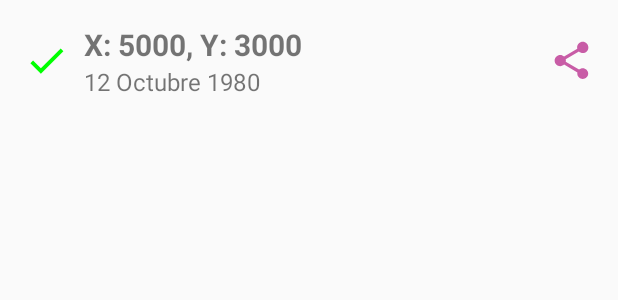
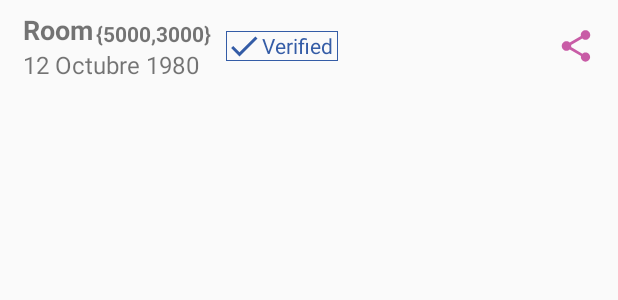
Before and after one commit to trustingiot/mira, an Android app: the layout item_transation.xml on its own in the app's theme, with its tools: preview values and no code run, on a phone screen of 412 x 824 dp. Shown: the top 300 px of the screen. Run offline under Robolectric (Android 15) with nearby library versions, the phone set to English and light mode, and no system bars; Roboto replaces fonts that are not available here.

Commit message:
Redesigned transaction layout
Signed-off-by: Francisco Javier Estrella Liébana <estrella@ujaen.es>

```diff
--- a/com.wordpress.trusted827.mira/app/src/main/java/com/wordpress/trusted827/mira/activity/RelativeDetailActivity.java
+++ b/com.wordpress.trusted827.mira/app/src/main/java/com/wordpress/trusted827/mira/activity/RelativeDetailActivity.java
@@ -36,7 +36,7 @@ public class RelativeDetailActivity extends AppCompatActivity {
         setContentView(R.layout.activity_relative_detail);
         this.mRvTransactions = ((RecyclerView) findViewById(R.id.rvHistory));
         Relative relative = (Relative) getIntent().getExtras().getSerializable("EXTRA_RELATIVE");
-        getSupportActionBar().setTitle(relative.getName());
+        getSupportActionBar().setTitle(relative.getName().substring(0,1).toUpperCase() + relative.getName().substring(1) + "'s locations");
         LoadingDialog.startLoading(getSupportFragmentManager());
         new GetTransactionsUseCase(new TransactionDB(MIRASQLiteOpenHelper.getInstance(this), new TransactionDBMapper())).getDeviceTransactions(relative.getMac(), relative.getPassword(), new Callback<ArrayList<Transaction>>() {
             @Override
@@ -61,7 +61,7 @@ public class RelativeDetailActivity extends AppCompatActivity {
                                 }).show();
                             }
 
-                            public void onTransationClick(Transaction transaction) {
+                            public void onVerifiedTransationClick(Transaction transaction) {
                                 Intent intent = new Intent("android.intent.action.VIEW", Uri.parse(TRANSACTIONS_EXPLORER + transaction.getTransaction()));
                                 startActivity(intent);
                             }
--- a/com.wordpress.trusted827.mira/app/src/main/java/com/wordpress/trusted827/mira/activity/SharedLocationsActivity.java
+++ b/com.wordpress.trusted827.mira/app/src/main/java/com/wordpress/trusted827/mira/activity/SharedLocationsActivity.java
@@ -70,7 +70,7 @@ public class SharedLocationsActivity
                         }).show();
                     }
 
-                    public void onTransationClick(Transaction transaction)
+                    public void onVerifiedTransationClick(Transaction transaction)
                     {
                         Intent intent = new Intent("android.intent.action.VIEW", Uri.parse(TRANSACTIONS_EXPLORER + transaction.getTransaction()));
                         startActivity(intent);
--- a/com.wordpress.trusted827.mira/app/src/main/java/com/wordpress/trusted827/mira/db/TransactionDB.java
+++ b/com.wordpress.trusted827.mira/app/src/main/java/com/wordpress/trusted827/mira/db/TransactionDB.java
@@ -20,7 +20,7 @@ public class TransactionDB extends BaseEntityDB
 
     public static String getCreateTableSentence()
     {
-        return "CREATE TABLE transactions (id INTEGER PRIMARY KEY AUTOINCREMENT, device TEXT, name TEXT, key TEXT, timestamp INTEGER, x INTEGER, y INTEGER);";
+        return "CREATE TABLE transactions (id INTEGER PRIMARY KEY AUTOINCREMENT, device TEXT, name TEXT, key TEXT, installation TEXT, timestamp INTEGER, x INTEGER, y INTEGER);";
     }
 
     private long saveNew(Transaction paramTransaction)
@@ -31,6 +31,7 @@ public class TransactionDB extends BaseEntityDB
         localContentValues.put("name", paramTransaction.getTransaction());
         localContentValues.put("key", paramTransaction.getKey());
         localContentValues.put("timestamp", paramTransaction.getTimestamp());
+        localContentValues.put("installation", paramTransaction.getInstallation());
         localContentValues.put("x", paramTransaction.getX());
         localContentValues.put("y", paramTransaction.getY());
         return localSQLiteDatabase.insert("transactions", null, localContentValues);
@@ -44,6 +45,7 @@ public class TransactionDB extends BaseEntityDB
         localContentValues.put("name", paramTransaction.getTransaction());
         localContentValues.put("key", paramTransaction.getKey());
         localContentValues.put("timestamp", paramTransaction.getTimestamp());
+        localContentValues.put("installation", paramTransaction.getInstallation());
         localContentValues.put("x", paramTransaction.getX());
         localContentValues.put("y", paramTransaction.getY());
         localSQLiteDatabase.update("transactions", localContentValues, "name LIKE " + paramTransaction.getTransaction(), null);
--- a/com.wordpress.trusted827.mira/app/src/main/java/com/wordpress/trusted827/mira/usecase/GetTransactionsUseCase.java
+++ b/com.wordpress.trusted827.mira/app/src/main/java/com/wordpress/trusted827/mira/usecase/GetTransactionsUseCase.java
@@ -62,9 +62,10 @@ public class GetTransactionsUseCase
                             long timestamp = array.getJSONObject(i).getJSONObject("body").getLong("timestamp");
                             int x = array.getJSONObject(i).getJSONObject("body").getJSONObject("location").getJSONObject("point").getInt("X");
                             int y = array.getJSONObject(i).getJSONObject("body").getJSONObject("location").getJSONObject("point").getInt("Y");
+                            String installation = array.getJSONObject(i).getJSONObject("body").getJSONObject("location").getString("installation");
                             String name = array.getJSONObject(i).getString("transaction");
                             String key = array.getJSONObject(i).getString("key");
-                            transactions.add(new Transaction(device, timestamp, x, y, name, key));
+                            transactions.add(new Transaction(device, timestamp, x, y, installation, name, key));
                         }
                     }
 
--- /dev/null
+++ b/com.wordpress.trusted827.mira/app/src/main/res/drawable/textview_border.xml
@@ -0,0 +1,8 @@
+<shape xmlns:android="http://schemas.android.com/apk/res/android"
+    android:shape="rectangle" >
+
+    <stroke
+        android:width="0.5dp"
+        android:color="@color/colorPrimary" />
+
+</shape>
--- a/com.wordpress.trusted827.mira/app/src/main/res/layout/item_transation.xml
+++ b/com.wordpress.trusted827.mira/app/src/main/res/layout/item_transation.xml
@@ -5,42 +5,58 @@
     android:background="?android:selectableItemBackground"
     android:clickable="true"
     android:focusable="true"
-                android:padding="16.0dip">
+    android:paddingBottom="7.5dip"
+    android:paddingLeft="15.0dip"
+    android:paddingRight="15.0dip"
+    android:paddingTop="7.5dip">
 
-    <android.support.v7.widget.AppCompatImageView android:id="@+id/ivAccept"
-                                                  xmlns:app="http://schemas.android.com/apk/res-auto"
-                                                  android:layout_width="30.0dip"
-                                                  android:layout_height="30.0dip"
-                                                  android:layout_centerVertical="true"
-                                                  android:layout_marginRight="10.0dip"
-                                                  android:tint="#ff00ff00"
-                                                  app:srcCompat="@drawable/ic_accept"/>
+    <TextView
+        android:id="@+id/tvTransationInstallation"
+        android:layout_width="wrap_content"
+        android:layout_height="wrap_content"
+        android:text="Room"
+        android:textSize="18.0sp"
+        android:textStyle="bold" />
 
     <TextView
         android:id="@+id/tvTransationLocation"
         android:layout_width="wrap_content"
         android:layout_height="wrap_content"
-        android:layout_toRightOf="@id/ivAccept"
-        android:text="X: 5000, Y: 3000"
-        android:textSize="20.0sp"
-        android:textStyle="bold"/>
+        android:layout_alignBottom="@+id/tvTransationInstallation"
+        android:layout_marginLeft="2.0dip"
+        android:layout_toRightOf="@id/tvTransationInstallation"
+        android:text="{5000,3000}"
+        android:textSize="14.0sp"
+        android:textStyle="bold" />
 
     <TextView
         android:id="@+id/tvTransationTime"
         android:layout_width="wrap_content"
         android:layout_height="wrap_content"
         android:layout_below="@id/tvTransationLocation"
-        android:layout_toRightOf="@id/ivAccept"
         android:text="12 Octubre 1980"
-        android:textSize="16.0sp"/>
+        android:textSize="16.0sp" />
 
-    <android.support.v7.widget.AppCompatImageView android:id="@+id/ivShare"
-                                                  xmlns:n3="http://schemas.android.com/apk/res-auto"
-                                                  android:layout_width="30.0dip"
-                                                  android:layout_height="30.0dip"
+    <TextView
+        android:id="@+id/ivAccept"
+        android:layout_width="wrap_content"
+        android:layout_height="20.0dip"
+        android:layout_centerVertical="true"
+        android:layout_marginLeft="10.0dip"
+        android:layout_toRightOf="@id/tvTransationLocation"
+        android:background="@drawable/textview_border"
+        android:drawableLeft="@drawable/ic_accept"
+        android:drawableTint="@color/colorPrimary"
+        android:text="Verified "
+        android:textColor="@color/colorPrimary" />
+
+    <android.support.v7.widget.AppCompatImageView xmlns:n3="http://schemas.android.com/apk/res-auto"
+        android:id="@+id/ivShare"
+        android:layout_width="25.0dip"
+        android:layout_height="25.0dip"
         android:layout_alignParentRight="true"
         android:layout_centerVertical="true"
         android:clickable="true"
         android:tint="@color/colorAccent"
-                                                  n3:srcCompat="@drawable/ic_share"/>
+        n3:srcCompat="@drawable/ic_share" />
 </RelativeLayout>
```
Also changed, not shown: com.wordpress.trusted827.mira/app/src/main/java/com/wordpress/trusted827/mira/adapter/TransactionAdapter.java (+17 -9 lines), com.wordpress.trusted827.mira/app/src/main/java/com/wordpress/trusted827/mira/db/mapper/TransactionDBMapper.java (+13 -10 lines), com.wordpress.trusted827.mira/app/src/main/java/com/wordpress/trusted827/mira/entity/Transaction.java (+24 -28 lines). Lines whose indentation alone changed are shown as unchanged.
